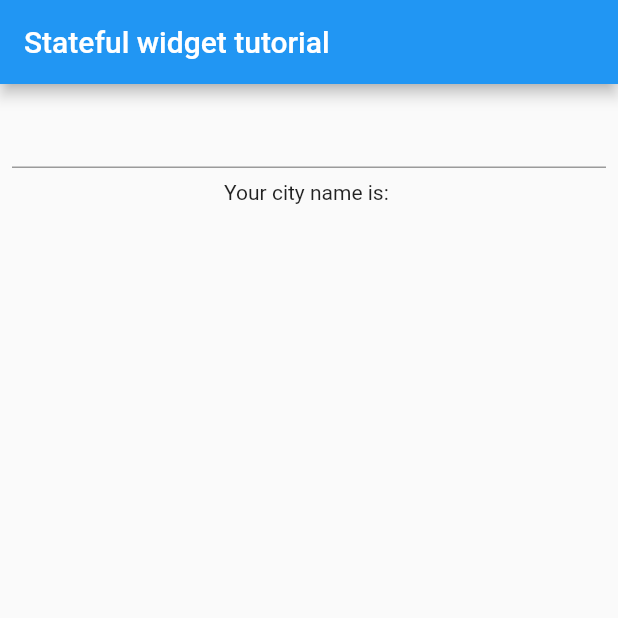
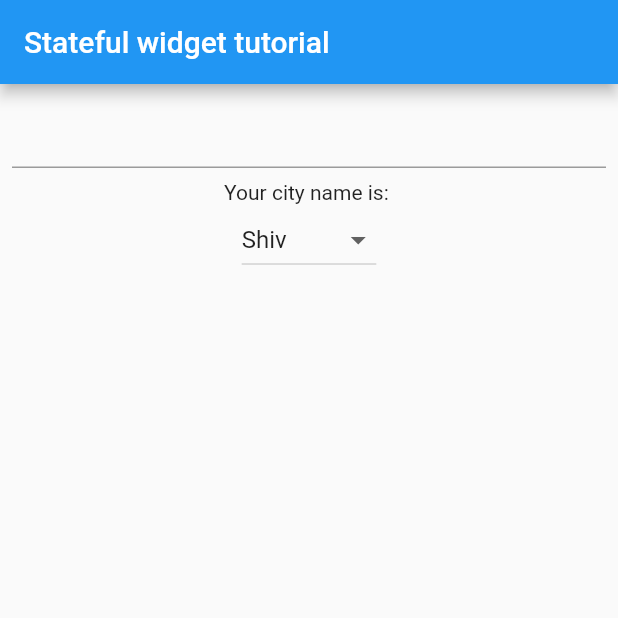
Before and after one commit to Haraprosad/flutter_app_building_learning, a Flutter app: the screen it shows after launch, on a phone screen of 412 x 824 dp, the top half of it. Run offline on Flutter 3.47's test engine with Material 2 defaults, Android fonts, the phone set to English and light mode, and no system bars.

Commit message:
12)Drop down menu

```diff
--- a/lib/main.dart
+++ b/lib/main.dart
@@ -24,6 +24,8 @@ class favouriteCity extends StatefulWidget{
 
 //Step-02: Create a class extended State<above_class>
 class _favouriteCityState extends State<favouriteCity>{
+  var names = ["Shiv","Somvhu","Har","Mohadev"];
+  var nameSelect = "Shiv";
   String cityName = "";
   @override
   Widget build(BuildContext context) {
@@ -45,6 +47,23 @@ class _favouriteCityState extends State<favouriteCity>{
             child: Text("Your city name is: $cityName"),
             padding: EdgeInsets.only(top: 8),
           ),
+         //***************Dropdown code*********************
+         DropdownButton(
+           items: names.map((String dropDownItem){
+             return DropdownMenuItem<String>(
+               value: dropDownItem,
+               child: Text(dropDownItem),
+             );
+           }).toList(),
+           onChanged: (String newValueSelected){
+             setState(() {
+                nameSelect = newValueSelected;
+             });
+           },
+           value: nameSelect,
+         ),
+
+          //*****************Drop down code end*****************
         ],
       )
     );
```
